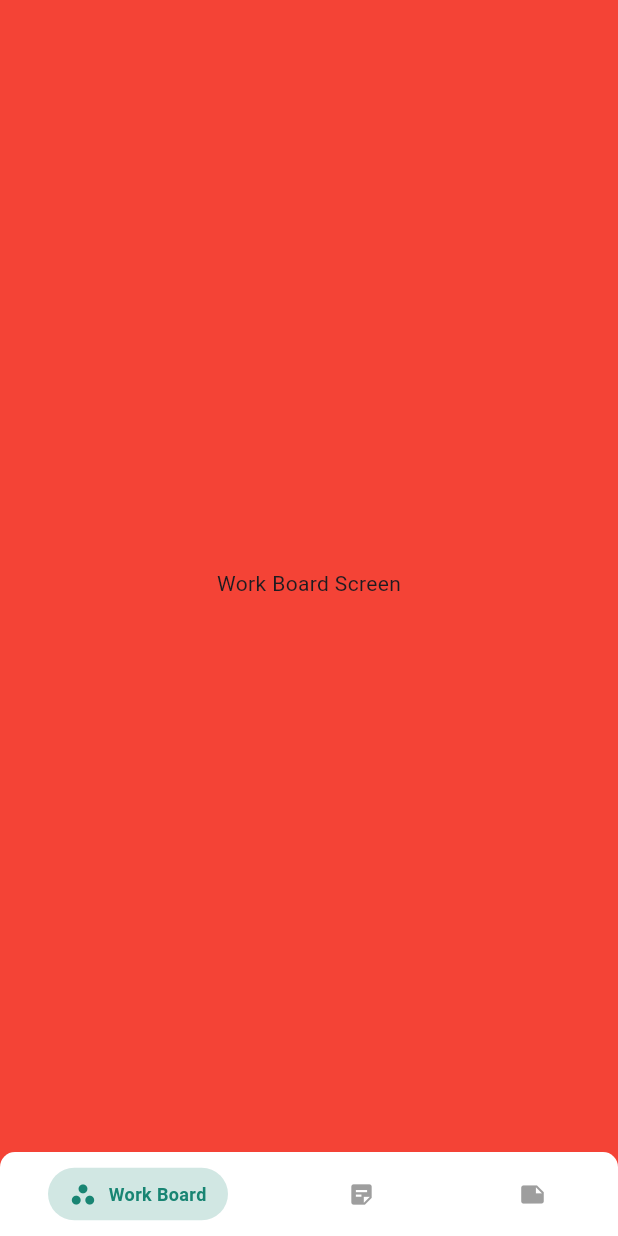
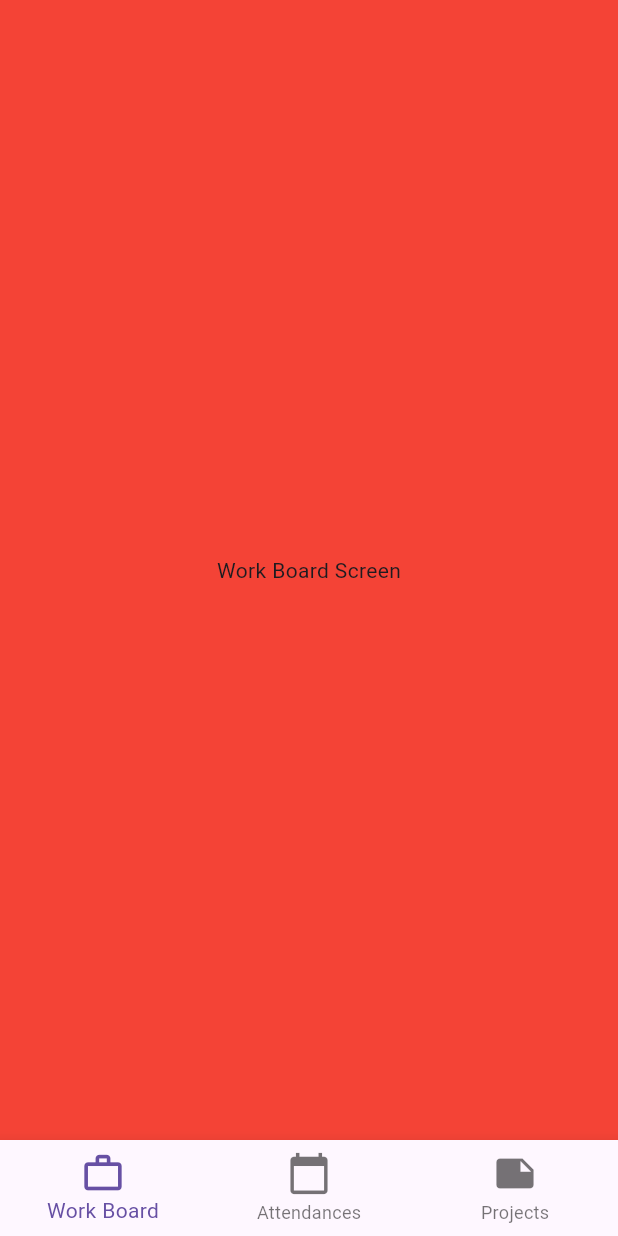
Before and after one commit to fathimanasrinvk/rab_salonapp, a Flutter app: the StatusNavigationBar screen opened directly, on a phone screen of 412 x 824 dp. Run offline on Flutter 3.47's test engine with Material 3 defaults, Android fonts, the phone set to English and light mode, and no system bars; drawn by our look-alikes of persistent_bottom_nav_bar; our stand-ins replace google_fonts.

Commit message:
assets added

```diff
--- a/lib/presentation/bottom_navigation_screen/view/bottom_navigation_screen.dart
+++ b/lib/presentation/bottom_navigation_screen/view/bottom_navigation_screen.dart
@@ -1,5 +1,10 @@
 import 'package:flutter/material.dart';
-import 'package:persistent_bottom_nav_bar/persistent_bottom_nav_bar.dart';
+
+void main() {
+  runApp(MaterialApp(
+    home: StatusNavigationBar(),
+  ));
+}
 
 class StatusNavigationBar extends StatefulWidget {
   const StatusNavigationBar({super.key});
@@ -9,40 +14,10 @@ class StatusNavigationBar extends StatefulWidget {
 }
 
 class _StatusNavigationBarState extends State<StatusNavigationBar> {
-  late PersistentTabController tabController;
+  int _selectedIndex = 0; // Track the selected tab index
 
-  @override
-  void initState() {
-    super.initState();
-    tabController = PersistentTabController(initialIndex: 0);
-  }
-
-  @override
-  Widget build(BuildContext context) {
-    return Scaffold(
-      body: PersistentTabView(
-        context,
-        controller: tabController,
-        screens: _buildScreens(),  // Ensure screens are defined
-        items: _navBarsItems(),
-        confineToSafeArea: true,
-        backgroundColor: Colors.white,
-        handleAndroidBackButtonPress: true,
-        resizeToAvoidBottomInset: true,
-        stateManagement: true,
-        decoration: NavBarDecoration(
-          borderRadius: BorderRadius.circular(10.0),
-          colorBehindNavBar: Colors.white,
-        ),
-        navBarStyle: NavBarStyle.style1,
-      ),
-    );
-  }
-
-  // Define the screens
-  List<Widget> _buildScreens() {
-    return [
-      // Dummy screens for each tab
+  // List of screens corresponding to the tab index
+  final List<Widget> _screens = [
     Container(
       color: Colors.red,
       child: Center(child: Text("Work Board Screen")),
@@ -56,32 +31,51 @@ class _StatusNavigationBarState extends State<StatusNavigationBar> {
       child: Center(child: Text("Projects Screen")),
     ),
   ];
+
+  // List of icons and text for each bottom navigation item
+  final List<Map<String, dynamic>> _navItems = [
+    {
+      "icon": Image.asset(""),
+      "text": "Work Board",
+      "activeIcon": Icons.work_outline, // Active icon when selected
+    },
+    {
+      "icon": Icons.calendar_today,
+      "text": "Attendances",
+      "activeIcon": Icons.calendar_today_outlined,
+    },
+    {
+      "icon": Icons.note,
+      "text": "Projects",
+      "activeIcon": Icons.note_add_outlined,
+    },
+  ];
+
+  // Update the selected index when a bottom navigation item is clicked
+  void _onItemTapped(int index) {
+    setState(() {
+      _selectedIndex = index;
+    });
   }
 
-  // Define the navigation bar items
-  List<PersistentBottomNavBarItem> _navBarsItems() {
-    return [
-      PersistentBottomNavBarItem(
-        icon: const Icon(
-          Icons.workspaces_rounded,
-          size: 18,
+  @override
+  Widget build(BuildContext context) {
+    return Scaffold(
+      body: _screens[_selectedIndex], // Show the selected screen
+      bottomNavigationBar: BottomNavigationBar(
+        currentIndex: _selectedIndex,
+        onTap: _onItemTapped,
+        items: List.generate(_navItems.length, (index) {
+          final item = _navItems[index];
+          return BottomNavigationBarItem(
+            icon: Icon(
+              _selectedIndex == index ? item["activeIcon"] : item["icon"],
+              size: 30,
             ),
-        title: "Work Board",
-        activeColorPrimary: const Color.fromARGB(255, 24, 133, 115),
-        inactiveColorPrimary: Colors.grey,
+            label: item["text"],
+          );
+        }),
       ),
-      PersistentBottomNavBarItem(
-        icon: const Icon(Icons.sticky_note_2, size: 18),
-        title: "Attendances",
-        activeColorPrimary: const Color(0xff1c96ac),
-        inactiveColorPrimary: Colors.grey,
-      ),
-      PersistentBottomNavBarItem(
-        icon: const Icon(Icons.note, size: 18),
-        title: "Projects",
-        activeColorPrimary: const Color(0xff2c74a4),
-        inactiveColorPrimary: Colors.grey,
-      ),
-    ];
+    );
   }
 }
--- a/lib/presentation/company_registration_screen/view/company_registration_screen.dart
+++ b/lib/presentation/company_registration_screen/view/company_registration_screen.dart
@@ -22,7 +22,7 @@ class CompanyDetailsScreen extends StatelessWidget {
                 Icons.arrow_back,
                 color: ColorTheme.maincolor,
               )),
-          title: Text("RABELLA", style: GLTextStyles.headding()),
+          title: Text("RABLOON", style: GLTextStyles.headding()),
           centerTitle: true,
           backgroundColor: Colors.transparent,
           elevation: 0,
```
Also changed, not shown: assets/images/companyactivebottom.png (added), assets/images/companyinactivebottom.png (added), assets/images/employeesactivebottom.png (added), assets/images/employeesinactivebottom.png (added), assets/images/owneractivebottom.png (added), assets/images/ownerinactivebottom.png (added), assets/images/serviceactivebottom.png (added), assets/images/serviceinactivebottom.png (added), assets/images/settingsactivebottom.png (added), assets/images/settingsinactivebottom.png (added). Lines whose indentation alone changed are shown as unchanged.
